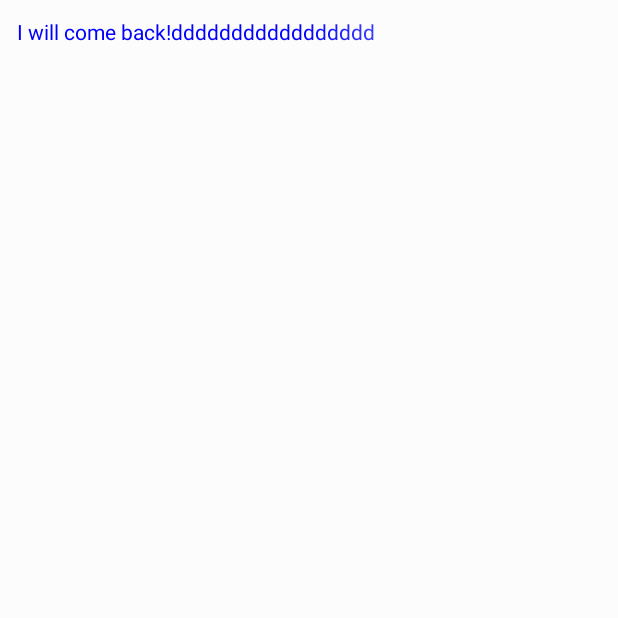
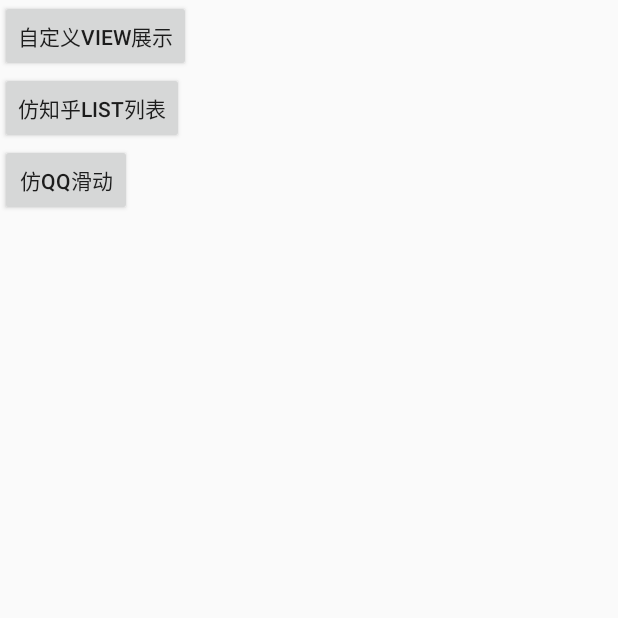
Before and after one commit to thefirstcoder/DrawCustomView, an Android app: the screen it shows after launch (MainActivity before the commit, MainUI after it), on a phone screen of 412 x 824 dp, the top half of it. Run offline under Robolectric (Android 15) with nearby library versions, the phone set to English and light mode, and no system bars.

Commit message:
增加qq和知乎主页面仿制

```diff
--- a/app/src/main/AndroidManifest.xml
+++ b/app/src/main/AndroidManifest.xml
@@ -10,13 +10,16 @@
         android:theme="@style/AppTheme">
         <activity
             android:clearTaskOnLaunch="true"
-            android:name=".MainActivity">
+            android:name=".MainUI">
             <intent-filter>
                 <action android:name="android.intent.action.MAIN" />
 
                 <category android:name="android.intent.category.LAUNCHER" />
             </intent-filter>
         </activity>
+        <activity android:name=".customView.MainActivity"/>
+        <activity android:name=".shaderList.ListActivity"/>
+        <activity android:name=".qqSlide.QQSlideMenu"/>
     </application>
 
 </manifest>
--- /dev/null
+++ b/app/src/main/java/com/sfg/administrator/customviewdemo/MainUI.java
@@ -0,0 +1,36 @@
+package com.sfg.administrator.customviewdemo;
+
+import android.content.Intent;
+import android.os.Bundle;
+import android.support.annotation.Nullable;
+import android.support.v7.app.AppCompatActivity;
+import android.view.View;
+
+import com.sfg.administrator.customviewdemo.customView.MainActivity;
+import com.sfg.administrator.customviewdemo.qqSlide.QQSlideMenu;
+import com.sfg.administrator.customviewdemo.shaderList.ListActivity;
+
+/**
+ * Created by Administrator on 2016/12/26.
+ */
+
+public class MainUI extends AppCompatActivity {
+
+    @Override
+    protected void onCreate(@Nullable Bundle savedInstanceState) {
+        super.onCreate(savedInstanceState);
+        setContentView(R.layout.ui_main);
+    }
+
+    public void onCustomViewClick(View view) {
+        startActivity(new Intent(this, MainActivity.class));
+    }
+
+    public void onZhihuClick(View view) {
+        startActivity(new Intent(this, ListActivity.class));
+    }
+
+    public void onQQSlideClick(View view) {
+        startActivity(new Intent(this, QQSlideMenu.class));
+    }
+}
--- a/app/src/main/java/com/sfg/administrator/customviewdemo/CustomTextView.java
+++ b/app/src/main/java/com/sfg/administrator/customviewdemo/customView/CustomTextView.java
@@ -1,4 +1,4 @@
-package com.sfg.administrator.customviewdemo;
+package com.sfg.administrator.customviewdemo.customView;
 
 import android.content.Context;
 import android.graphics.Canvas;
--- a/app/src/main/java/com/sfg/administrator/customviewdemo/MainActivity.java
+++ b/app/src/main/java/com/sfg/administrator/customviewdemo/customView/MainActivity.java
@@ -1,17 +1,18 @@
-package com.sfg.administrator.customviewdemo;
+package com.sfg.administrator.customviewdemo.customView;
 
 import android.content.Intent;
 import android.support.v7.app.AppCompatActivity;
 import android.os.Bundle;
-import android.view.View;
 import android.widget.TextView;
+
+import com.sfg.administrator.customviewdemo.R;
 
 public class MainActivity extends AppCompatActivity {
 
     @Override
     protected void onCreate(Bundle savedInstanceState) {
         super.onCreate(savedInstanceState);
-        setContentView(R.layout.activity_main);
+        setContentView(R.layout.ui_customview);
         final TextView tv = (TextView) findViewById(R.id.mTv);
         tv.setOnClickListener(v-> click());
     }
--- a/app/src/main/java/com/sfg/administrator/customviewdemo/MusicRectView.java
+++ b/app/src/main/java/com/sfg/administrator/customviewdemo/customView/MusicRectView.java
@@ -1,4 +1,4 @@
-package com.sfg.administrator.customviewdemo;
+package com.sfg.administrator.customviewdemo.customView;
 
 import android.content.Context;
 import android.graphics.Canvas;
--- a/app/src/main/java/com/sfg/administrator/customviewdemo/PieRateView.java
+++ b/app/src/main/java/com/sfg/administrator/customviewdemo/customView/PieRateView.java
@@ -1,4 +1,4 @@
-package com.sfg.administrator.customviewdemo;
+package com.sfg.administrator.customviewdemo.customView;
 
 import android.content.Context;
 import android.graphics.Canvas;
--- a/app/src/main/res/layout/activity_main.xml
+++ /dev/null
@@ -1,44 +0,0 @@
-<?xml version="1.0" encoding="utf-8"?>
-<com.sfg.administrator.customviewdemo.CustomLayout xmlns:android="http://schemas.android.com/apk/res/android"
-    xmlns:tools="http://schemas.android.com/tools"
-    android:id="@+id/activity_main"
-    android:layout_width="match_parent"
-    android:layout_height="match_parent"
-    android:background="#55ffffff"
-    android:orientation="vertical"
-    tools:context="com.sfg.administrator.customviewdemo.MainActivity">
-
-    <com.sfg.administrator.customviewdemo.CustomTextView
-        android:id="@+id/mTv"
-        android:layout_width="match_parent"
-        android:layout_height="200dp"
-        android:padding="11dp"
-        android:text="Hello World!"
-        android:textColor="@color/colorPrimary"
-        android:textSize="14sp" />
-
-    <com.sfg.administrator.customviewdemo.PieRateView
-        android:id="@+id/mPieChart"
-        android:layout_width="match_parent"
-        android:layout_height="match_parent"
-        android:layout_marginTop="10dp"
-        android:background="#fff2300f" />
-
-    <com.sfg.administrator.customviewdemo.MusicRectView
-        android:layout_width="match_parent"
-        android:layout_height="200dp"
-        android:layout_marginTop="10dp"
-        android:background="#fffff00f" />
-
-    <com.sfg.administrator.customviewdemo.MusicRectView
-        android:layout_width="match_parent"
-        android:layout_height="200dp"
-        android:layout_marginTop="10dp"
-        android:background="#fffff00f" />
-
-    <com.sfg.administrator.customviewdemo.MusicRectView
-        android:layout_width="match_parent"
-        android:layout_height="200dp"
-        android:layout_marginTop="10dp"
-        android:background="#fffff00f" />
-</com.sfg.administrator.customviewdemo.CustomLayout>
--- /dev/null
+++ b/app/src/main/res/layout/ui_main.xml
@@ -0,0 +1,22 @@
+<?xml version="1.0" encoding="utf-8"?>
+<LinearLayout xmlns:android="http://schemas.android.com/apk/res/android"
+    android:layout_width="match_parent"
+    android:layout_height="match_parent"
+    android:orientation="vertical">
+
+    <Button
+        android:onClick="onCustomViewClick"
+        android:layout_width="wrap_content"
+        android:layout_height="wrap_content"
+        android:text="自定义view展示" />
+    <Button
+        android:onClick="onZhihuClick"
+        android:layout_width="wrap_content"
+        android:layout_height="wrap_content"
+        android:text="仿知乎list列表" />
+    <Button
+        android:onClick="onQQSlideClick"
+        android:layout_width="wrap_content"
+        android:layout_height="wrap_content"
+        android:text="仿qq滑动" />
+</LinearLayout>
```
Also changed, not shown: app/src/main/java/com/sfg/administrator/customviewdemo/customView/CustomLayout.java (renamed from app/src/main/java/com/sfg/administrator/customviewdemo/CustomLayout.java, +6 -1 lines), app/src/main/java/com/sfg/administrator/customviewdemo/qqSlide/QQSlideFrameLayout.java (added, +120 -0 lines), app/src/main/java/com/sfg/administrator/customviewdemo/qqSlide/QQSlideMenu.java (added, +20 -0 lines), app/src/main/java/com/sfg/administrator/customviewdemo/shaderList/ListActivity.java (added, +140 -0 lines), app/src/main/java/com/sfg/administrator/customviewdemo/shaderList/MyListView.java (added, +30 -0 lines), app/src/main/res/layout/item_view.xml (added, +12 -0 lines), app/src/main/res/layout/ui_customview.xml (added, +36 -0 lines), app/src/main/res/layout/ui_listview.xml (added, +32 -0 lines), app/src/main/res/layout/ui_qqslide.xml (added, +16 -0 lines).
